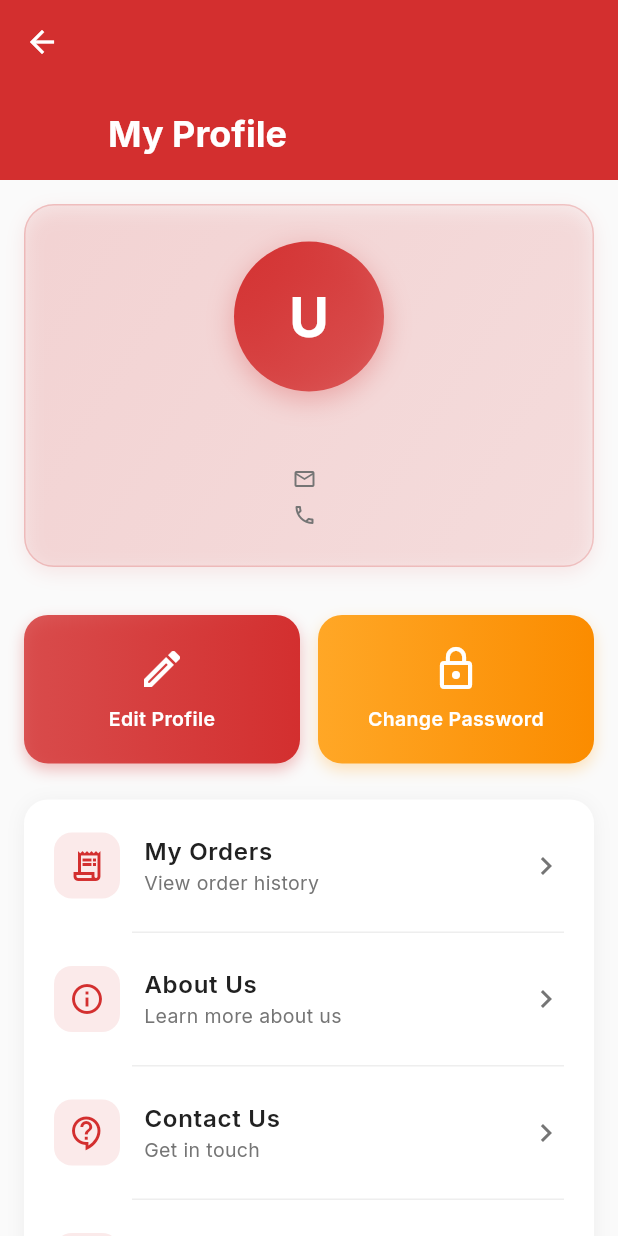
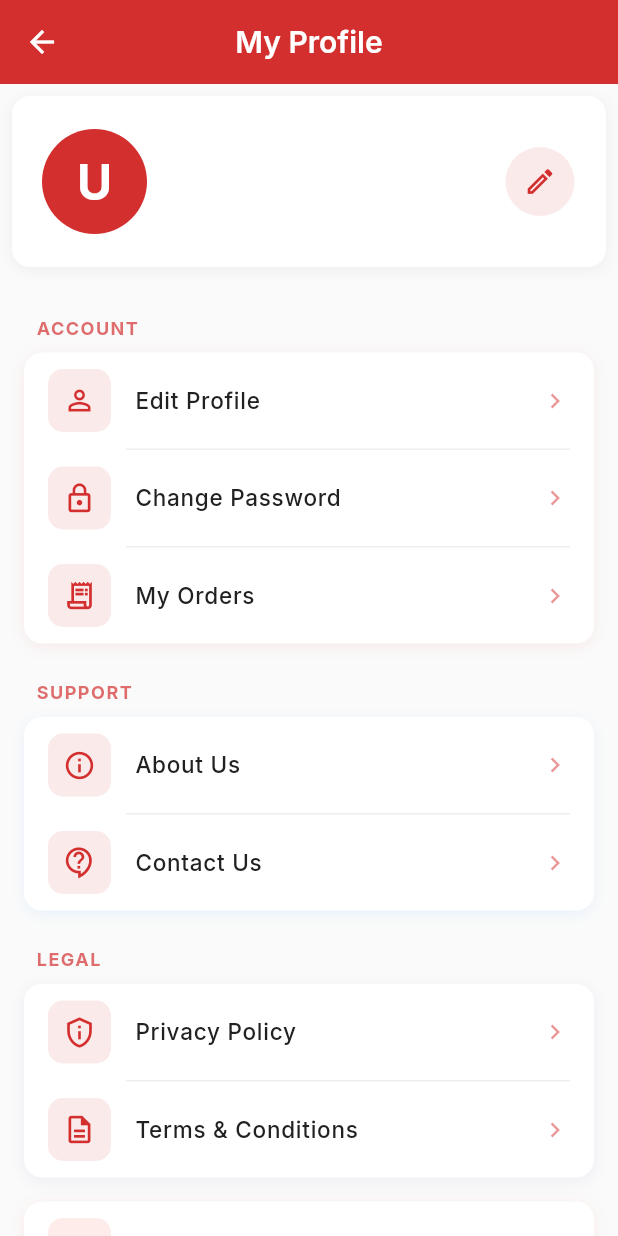
Before and after one commit to arao62916-sys/MeatWaala, a Flutter app: the ProfileView screen opened by its route, on a phone screen of 412 x 824 dp. Run offline on Flutter 3.47's test engine with Material 3 defaults, Android fonts, the phone set to English and light mode, and no system bars; our stand-ins replace animated_notch_bottom_bar, cached_network_image, file_picker, get, get_storage, google_fonts and 2 more; missing offline and left inert: razorpay_flutter; accounts and stored records are empty; network calls fail; statements that could not run were skipped.

Commit message:
ui fixes

```diff
--- a/lib/modules/home/controllers/home_controller.dart
+++ b/lib/modules/home/controllers/home_controller.dart
@@ -173,7 +173,7 @@ class HomeController extends GetxController {
   }
 
   void navigateToCart() {
-    Get.toNamed(AppRoutes.orders);
+    Get.toNamed(AppRoutes.cart);
   }
 
   void navigateToProfile() {
--- a/lib/modules/orders/bindings/orders_binding.dart
+++ b/lib/modules/orders/bindings/orders_binding.dart
@@ -1,4 +1,5 @@
 import 'package:get/get.dart';
+import 'package:meatwaala_app/modules/orders/controllers/order_controller.dart';
 import 'package:meatwaala_app/modules/orders/controllers/order_success_controller.dart';
 import 'package:meatwaala_app/modules/orders/controllers/order_history_controller.dart';
 
@@ -7,5 +8,6 @@ class OrdersBinding extends Bindings {
   void dependencies() {
     Get.lazyPut<OrderSuccessController>(() => OrderSuccessController());
     Get.lazyPut<OrderHistoryController>(() => OrderHistoryController());
+    Get.lazyPut<OrderController>(() => OrderController()); // OrderController
   }
 }
--- a/lib/modules/profile/controllers/profile_controller.dart
+++ b/lib/modules/profile/controllers/profile_controller.dart
@@ -325,7 +325,7 @@ class ProfileController extends GetxController {
   }
 
   void navigateToOrders() {
-    Get.toNamed(AppRoutes.orderHistory);
+    Get.toNamed(AppRoutes.orders);
   }
 
   void navigateToAboutUs() {
--- a/lib/modules/profile/views/profile_view.dart
+++ b/lib/modules/profile/views/profile_view.dart
@@ -9,6 +9,7 @@ class ProfileView extends GetView<ProfileController> {
   @override
   Widget build(BuildContext context) {
     return Scaffold(
+      backgroundColor: Colors.grey.shade50,
       body: Obx(() {
         if (controller.isLoading.value) {
           return const Center(
@@ -22,16 +23,14 @@ class ProfileView extends GetView<ProfileController> {
 
         return CustomScrollView(
           slivers: [
-            _buildAppBar(context),
+            _buildColorfulAppBar(context),
             SliverToBoxAdapter(
               child: Column(
                 children: [
                   _buildProfileHeader(context),
                   const SizedBox(height: 16),
-                  _buildQuickActions(context),
+                  _buildMenuList(context),
                   const SizedBox(height: 24),
-                  _buildMenuSection(context),
-                  const SizedBox(height: 80),
                 ],
               ),
             ),
@@ -48,37 +47,30 @@ class ProfileView extends GetView<ProfileController> {
         child: Column(
           mainAxisAlignment: MainAxisAlignment.center,
           children: [
-            const Icon(
+            Icon(
               Icons.error_outline,
-              size: 80,
+              size: 64,
               color: AppColors.error,
             ),
-            const SizedBox(height: 24),
+            const SizedBox(height: 16),
             Text(
-              'Failed to Load Profile',
-              style: Theme.of(context).textTheme.headlineSmall?.copyWith(
-                    fontWeight: FontWeight.bold,
+              'Unable to load profile',
+              style: Theme.of(context).textTheme.titleLarge?.copyWith(
+                    fontWeight: FontWeight.w600,
                   ),
             ),
-            const SizedBox(height: 12),
+            const SizedBox(height: 8),
             Text(
               controller.errorMessage.value,
               textAlign: TextAlign.center,
-              style: Theme.of(context).textTheme.bodyLarge?.copyWith(
+              style: Theme.of(context).textTheme.bodyMedium?.copyWith(
                     color: AppColors.textSecondary,
                   ),
             ),
-            const SizedBox(height: 32),
-            ElevatedButton.icon(
+            const SizedBox(height: 24),
+            ElevatedButton(
               onPressed: controller.fetchProfile,
-              icon: const Icon(Icons.refresh),
-              label: const Text('Retry'),
-              style: ElevatedButton.styleFrom(
-                padding: const EdgeInsets.symmetric(
-                  horizontal: 32,
-                  vertical: 16,
-                ),
-              ),
+              child: const Text('Try Again'),
             ),
           ],
         ),
@@ -86,88 +78,47 @@ class ProfileView extends GetView<ProfileController> {
     );
   }
 
-  Widget _buildAppBar(BuildContext context) {
+  Widget _buildColorfulAppBar(BuildContext context) {
     return SliverAppBar(
-      expandedHeight: 120,
       pinned: true,
       backgroundColor: AppColors.primary,
-      flexibleSpace: FlexibleSpaceBar(
       title: const Text(
         'My Profile',
         style: TextStyle(
-            fontWeight: FontWeight.bold,
+          fontWeight: FontWeight.w600,
           color: Colors.white,
         ),
       ),
-        background: Container(
-          decoration: BoxDecoration(
-            gradient: LinearGradient(
-              begin: Alignment.topLeft,
-              end: Alignment.bottomRight,
-              colors: [
-                AppColors.primary,
-                AppColors.primary.withOpacity(0.8),
-              ],
-            ),
-          ),
-        ),
-      ),
+      centerTitle: true,
+      elevation: 0,
     );
   }
 
  Widget _buildProfileHeader(BuildContext context) {
     return Container(
-      margin: const EdgeInsets.all(16),
-      padding: const EdgeInsets.all(24),
+      margin: const EdgeInsets.all(8),
+      padding: const EdgeInsets.all(20),
       decoration: BoxDecoration(
-        gradient: LinearGradient(
-          begin: Alignment.topLeft,
-          end: Alignment.bottomRight,
-          colors: [
-            AppColors.primary.withOpacity(0.1),
-            AppColors.primary.withOpacity(0.05),
-          ],
-        ),
-        borderRadius: BorderRadius.circular(20),
-        border: Border.all(
-          color: AppColors.primary.withOpacity(0.2),
-          width: 1,
-        ),
+        color: Colors.white,
+        borderRadius: BorderRadius.circular(12),
         boxShadow: [
           BoxShadow(
-            color: AppColors.primary.withOpacity(0.1),
-            blurRadius: 10,
-            offset: const Offset(0, 4),
+            color: Colors.black.withOpacity(0.05),
+            blurRadius: 8,
+            offset: const Offset(0, 2),
           ),
         ],
       ),
-      child: Column(
+      child: Row(
         children: [
-          // Avatar
-          Hero(
-            tag: 'profile_avatar',
-            child: Container(
-              width: 100,
-              height: 100,
+          // Simple Circle Avatar
+          Container(
+            width: 70,
+            height: 70,
             decoration: BoxDecoration(
               shape: BoxShape.circle,
-                gradient: LinearGradient(
-                  begin: Alignment.topLeft,
-                  end: Alignment.bottomRight,
-                  colors: [
-                    AppColors.primary,
-                    AppColors.primary.withOpacity(0.7),
-                  ],
+              color: AppColors.primary,
             ),
-                boxShadow: [
-                  BoxShadow(
-                    color: AppColors.primary.withOpacity(0.3),
-                    blurRadius: 15,
-                    offset: const Offset(0, 5),
-                  ),
-                ],
-              ),
-              child: Center(
             child: controller.profileImage.isNotEmpty
                 ? ClipOval(
                     child: Image.network(
@@ -180,133 +131,56 @@ class ProfileView extends GetView<ProfileController> {
                   )
                 : _buildInitialsAvatar(),
           ),
-            ),
-          ),
-          const SizedBox(height: 16),
+          const SizedBox(width: 10),
 
-          // Name
+          // Name, Email, Phone in column
+          Expanded(
+            child: Column(
+              crossAxisAlignment: CrossAxisAlignment.start,
+              children: [
                 Text(
                   controller.userName,
-            style: Theme.of(context).textTheme.headlineSmall?.copyWith(
+                  style: Theme.of(context).textTheme.titleMedium?.copyWith(
                         fontWeight: FontWeight.bold,
                         color: AppColors.textPrimary,
+                        fontSize: 17,
                       ),
-            textAlign: TextAlign.center,
+                  maxLines: 1,
+                  overflow: TextOverflow.ellipsis,
                 ),
-          const SizedBox(height: 8),
-
-          // Email
-          Row(
-            mainAxisAlignment: MainAxisAlignment.center,
-            children: [
-              const Icon(
-                Icons.email_outlined,
-                size: 16,
-                color: AppColors.textSecondary,
-              ),
-              const SizedBox(width: 6),
-              Flexible(
-                child: Text(
+                const SizedBox(height: 6),
+                Text(
                   controller.userEmail,
                   style: Theme.of(context).textTheme.bodyMedium?.copyWith(
                         color: AppColors.textSecondary,
+                        fontSize: 14,
                       ),
+                  maxLines: 1,
                   overflow: TextOverflow.ellipsis,
+                ),
+                const SizedBox(height: 3),
+                Text(
+                  controller.userPhone,
+                  style: Theme.of(context).textTheme.bodyMedium?.copyWith(
+                        color: AppColors.textSecondary,
+                        fontSize: 14,
                       ),
                 ),
               ],
             ),
-          const SizedBox(height: 4),
-
-          // Phone
-          Row(
-            mainAxisAlignment: MainAxisAlignment.center,
-            children: [
-              const Icon(
-                Icons.phone_outlined,
-                size: 16,
-                color: AppColors.textSecondary,
-              ),
-              const SizedBox(width: 6),
-              Text(
-                controller.userPhone,
-                style: Theme.of(context).textTheme.bodyMedium?.copyWith(
-                      color: AppColors.textSecondary,
-                    ),
-              ),
-            ],
           ),
 
-          if (controller.userShortAddress.isNotEmpty) ...[
-            const SizedBox(height: 4),
-            Row(
-              mainAxisAlignment: MainAxisAlignment.center,
-              children: [
-                const Icon(
-                  Icons.location_on_outlined,
-                  size: 16,
-                  color: AppColors.textSecondary,
+          // Edit button
+          IconButton(
+            onPressed: controller.navigateToEditProfile,
+            icon: Icon(
+              Icons.edit_outlined,
+              color: AppColors.primary,
+              size: 22,
             ),
-                const SizedBox(width: 6),
-                Flexible(
-                  child: Text(
-                    controller.userShortAddress,
-                    style: Theme.of(context).textTheme.bodyMedium?.copyWith(
-                          color: AppColors.textSecondary,
-                        ),
-                    overflow: TextOverflow.ellipsis,
-                    maxLines: 1,
-                  ),
-                ),
-              ],
-            ),
-          ],
-        ],
-      ),
-    );
-  }
-
-  Widget _buildInitialsAvatar() {
-    return Text(
-      controller.userInitials,
-      style: const TextStyle(
-        fontSize: 36,
-        fontWeight: FontWeight.bold,
-        color: Colors.white,
-      ),
-    );
-  }
-
-  Widget _buildQuickActions(BuildContext context) {
-    return Padding(
-      padding: const EdgeInsets.symmetric(horizontal: 16),
-      child: Row(
-        children: [
-          Expanded(
-            child: _buildActionCard(
-              icon: Icons.edit_outlined,
-              title: 'Edit Profile',
-              onTap: controller.navigateToEditProfile,
-              gradient: LinearGradient(
-                colors: [
-                  AppColors.primary.withOpacity(0.8),
-                  AppColors.primary,
-                ],
-              ),
-            ),
-          ),
-          const SizedBox(width: 12),
-          Expanded(
-            child: _buildActionCard(
-              icon: Icons.lock_outline,
-              title: 'Change Password',
-              onTap: controller.navigateToChangePassword,
-              gradient: LinearGradient(
-                colors: [
-                  Colors.orange.shade400,
-                  Colors.orange.shade600,
-                ],
-              ),
+            style: IconButton.styleFrom(
+              backgroundColor: AppColors.primary.withOpacity(0.1),
+              padding: const EdgeInsets.all(12),
             ),
           ),
         ],
@@ -314,169 +188,231 @@ class ProfileView extends GetView<ProfileController> {
     );
   }
 
-  Widget _buildActionCard({
-    required IconData icon,
-    required String title,
-    required VoidCallback onTap,
-    required Gradient gradient,
-  }) {
-    return InkWell(
-      onTap: onTap,
-      borderRadius: BorderRadius.circular(16),
-      child: Container(
-        padding: const EdgeInsets.all(20),
-        decoration: BoxDecoration(
-          gradient: gradient,
-          borderRadius: BorderRadius.circular(16),
-          boxShadow: [
-            BoxShadow(
-              color: gradient.colors.first.withOpacity(0.3),
-              blurRadius: 8,
-              offset: const Offset(0, 4),
-            ),
-          ],
-        ),
-        child: Column(
-          children: [
-            Icon(
-              icon,
+
+  Widget _buildInitialsAvatar() {
+    return Center(
+      child: Text(
+        controller.userInitials,
+        style: const TextStyle(
+          fontSize: 32,
+          fontWeight: FontWeight.bold,
           color: Colors.white,
-              size: 32,
-            ),
-            const SizedBox(height: 8),
-            Text(
-              title,
-              style: const TextStyle(
-                color: Colors.white,
-                fontWeight: FontWeight.w600,
-                fontSize: 13,
-              ),
-              textAlign: TextAlign.center,
-            ),
-          ],
         ),
       ),
     );
   }
 
-  Widget _buildMenuSection(BuildContext context) {
-    return Container(
+  Widget _buildMenuList(BuildContext context) {
+    return Column(
+      children: [
+        // Account Section
+        _buildSectionTitle('Account'),
+        Container(
           margin: const EdgeInsets.symmetric(horizontal: 16),
           decoration: BoxDecoration(
             color: Colors.white,
-        borderRadius: BorderRadius.circular(16),
+            borderRadius: BorderRadius.circular(12),
             boxShadow: [
               BoxShadow(
-            color: Colors.black.withOpacity(0.05),
-            blurRadius: 10,
+                color: AppColors.primary.withOpacity(0.08),
+                blurRadius: 8,
                 offset: const Offset(0, 2),
               ),
             ],
           ),
           child: Column(
             children: [
-          _buildMenuItem(
+              _buildColorfulMenuItem(
+                icon: Icons.person_outline,
+                title: 'Edit Profile',
+                onTap: controller.navigateToEditProfile,
+                color: AppColors.primary,
+              ),
+              _buildSimpleDivider(),
+              _buildColorfulMenuItem(
+                icon: Icons.lock_outline,
+                title: 'Change Password',
+                onTap: controller.navigateToChangePassword,
+                color: AppColors.primary,
+              ),
+              _buildSimpleDivider(),
+              _buildColorfulMenuItem(
                 icon: Icons.receipt_long_outlined,
                 title: 'My Orders',
-            subtitle: 'View order history',
                 onTap: controller.navigateToOrders,
+                color: AppColors.primary,
               ),
-          _buildDivider(),
-          _buildMenuItem(
+            ],
+          ),
+        ),
+
+        const SizedBox(height: 16),
+
+        // Support Section
+        _buildSectionTitle('Support'),
+        Container(
+          margin: const EdgeInsets.symmetric(horizontal: 16),
+          decoration: BoxDecoration(
+            color: Colors.white,
+            borderRadius: BorderRadius.circular(12),
+            boxShadow: [
+              BoxShadow(
+                color: Colors.blue.withOpacity(0.08),
+                blurRadius: 8,
+                offset: const Offset(0, 2),
+              ),
+            ],
+          ),
+          child: Column(
+            children: [
+              _buildColorfulMenuItem(
                 icon: Icons.info_outline,
                 title: 'About Us',
-            subtitle: 'Learn more about us',
                 onTap: controller.navigateToAboutUs,
+                color: AppColors.primary,
               ),
-          _buildDivider(),
-          _buildMenuItem(
+              _buildSimpleDivider(),
+              _buildColorfulMenuItem(
                 icon: Icons.contact_support_outlined,
                 title: 'Contact Us',
-            subtitle: 'Get in touch',
                 onTap: controller.navigateToContactUs,
+                color: AppColors.primary,
               ),
-          _buildDivider(),
-          _buildMenuItem(
+            ],
+          ),
+        ),
+
+        const SizedBox(height: 16),
+
+        // Legal Section
+        _buildSectionTitle('Legal'),
+        Container(
+          margin: const EdgeInsets.symmetric(horizontal: 16),
+          decoration: BoxDecoration(
+            color: Colors.white,
+            borderRadius: BorderRadius.circular(12),
+            boxShadow: [
+              BoxShadow(
+                color: Colors.indigo.withOpacity(0.08),
+                blurRadius: 8,
+                offset: const Offset(0, 2),
+              ),
+            ],
+          ),
+          child: Column(
+            children: [
+              _buildColorfulMenuItem(
                 icon: Icons.privacy_tip_outlined,
                 title: 'Privacy Policy',
-            subtitle: 'Read our privacy policy',
                 onTap: controller.navigateToPrivacyPolicy,
+                color: AppColors.primary,
               ),
-          _buildDivider(),
-          _buildMenuItem(
+              _buildSimpleDivider(),
+              _buildColorfulMenuItem(
                 icon: Icons.description_outlined,
                 title: 'Terms & Conditions',
-            subtitle: 'View terms',
                 onTap: controller.navigateToTerms,
+                color: AppColors.primary,
               ),
-          _buildDivider(),
-          _buildMenuItem(
+            ],
+          ),
+        ),
+
+        const SizedBox(height: 16),
+
+        // Logout
+        Container(
+          margin: const EdgeInsets.symmetric(horizontal: 16),
+          decoration: BoxDecoration(
+            color: Colors.white,
+            borderRadius: BorderRadius.circular(12),
+            boxShadow: [
+              BoxShadow(
+                color: AppColors.error.withOpacity(0.08),
+                blurRadius: 8,
+                offset: const Offset(0, 2),
+              ),
+            ],
+          ),
+          child: _buildColorfulMenuItem(
             icon: Icons.logout,
             title: 'Logout',
-            subtitle: 'Sign out of your account',
             onTap: controller.logout,
-            textColor: AppColors.error,
-            isLast: true,
+            color: AppColors.error,
+            showArrow: false,
+          ),
         ),
       ],
+    );
+  }
+
+  Widget _buildSectionTitle(String title) {
+    return Padding(
+      padding: const EdgeInsets.symmetric(horizontal: 24, vertical: 8),
+      child: Align(
+        alignment: Alignment.centerLeft,
+        child: Text(
+          title.toUpperCase(),
+          style: TextStyle(
+            fontSize: 12,
+            fontWeight: FontWeight.bold,
+            color: AppColors.primary.withOpacity(0.7),
+            letterSpacing: 1,
+          ),
+        ),
       ),
     );
   }
 
-  Widget _buildMenuItem({
+  Widget _buildColorfulMenuItem({
     required IconData icon,
     required String title,
-    required String subtitle,
     required VoidCallback onTap,
-    Color? textColor,
-    bool isLast = false,
+    required Color color,
+    bool showArrow = true,
   }) {
     return ListTile(
       onTap: onTap,
       contentPadding: const EdgeInsets.symmetric(
-        horizontal: 20,
-        vertical: 8,
+        horizontal: 16,
+        vertical: 4,
       ),
       leading: Container(
         padding: const EdgeInsets.all(10),
         decoration: BoxDecoration(
-          color: (textColor ?? AppColors.primary).withOpacity(0.1),
-          borderRadius: BorderRadius.circular(12),
+          color: color.withOpacity(0.1),
+          borderRadius: BorderRadius.circular(10),
         ),
         child: Icon(
           icon,
-          color: textColor ?? AppColors.primary,
-          size: 24,
+          color: color,
+          size: 22,
         ),
       ),
       title: Text(
         title,
         style: TextStyle(
-          color: textColor ?? AppColors.textPrimary,
-          fontWeight: FontWeight.w600,
-          fontSize: 16,
+          color: AppColors.textPrimary,
+          fontWeight: FontWeight.w500,
+          fontSize: 15,
         ),
       ),
-      subtitle: Text(
-        subtitle,
-        style: const TextStyle(
-          color: AppColors.textSecondary,
-          fontSize: 13,
-        ),
-      ),
-      trailing: Icon(
+      trailing: showArrow
+          ? Icon(
               Icons.chevron_right,
-        color: textColor ?? AppColors.textSecondary,
-      ),
+              color: color.withOpacity(0.5),
+              size: 20,
+            )
+          : null,
     );
   }
 
-  Widget _buildDivider() {
+  Widget _buildSimpleDivider() {
     return Divider(
       height: 1,
       thickness: 1,
-      indent: 72,
-      endIndent: 20,
+      indent: 68,
+      endIndent: 16,
       color: Colors.grey.shade200,
     );
   }
```
Lines whose indentation alone changed are shown as unchanged.
